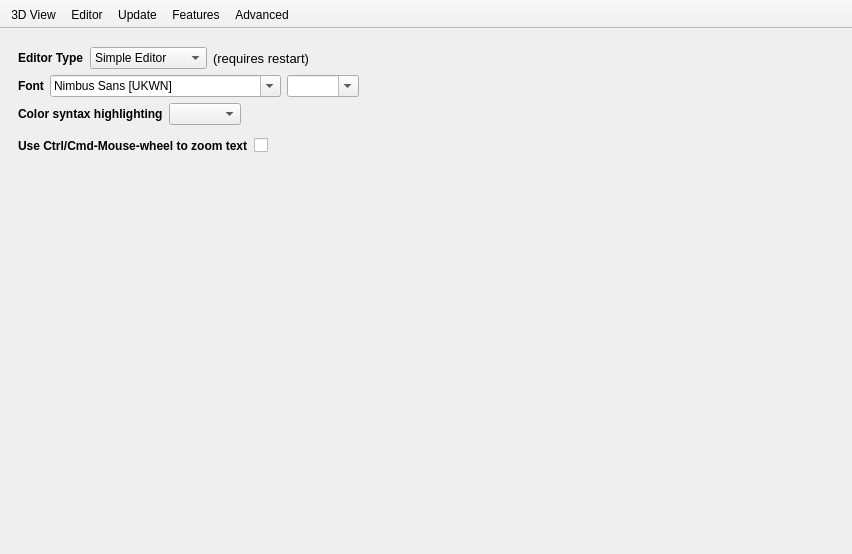
Above: src/Preferences.ui from openscad/openscad before the change. Below: the same form after it.
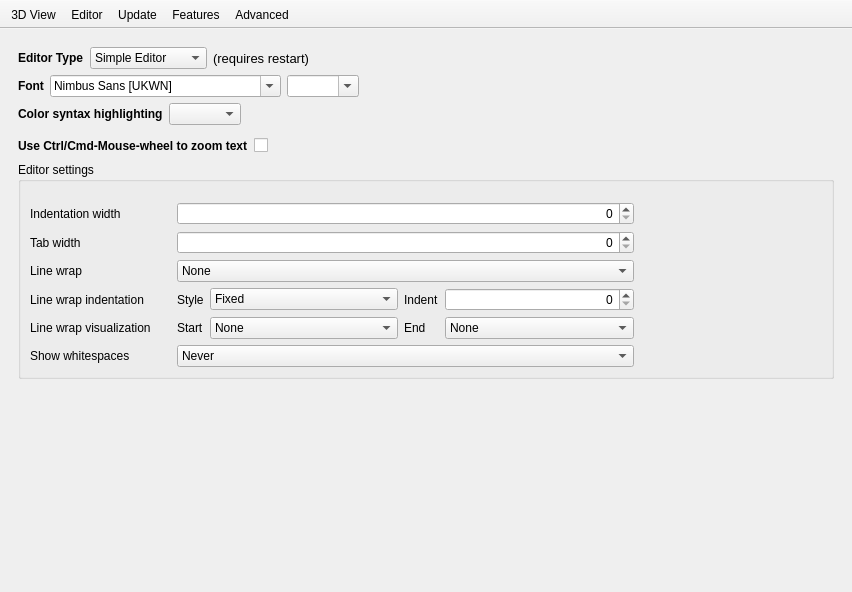
That is the form after the change. The open tabs and pages were chosen to show the change. Icons and pictures are not drawn.

Commit message: Add GUI controls for editor settings.

```diff
--- a/src/Preferences.ui
+++ b/src/Preferences.ui
@@ -7,7 +7,7 @@
     <x>0</x>
     <y>0</y>
     <width>852</width>
-    <height>554</height>
+    <height>592</height>
    </rect>
   </property>
   <property name="sizePolicy">
@@ -289,6 +289,255 @@
           </item>
          </layout>
         </item>
+        <item>
+         <widget class="QGroupBox" name="groupBoxEditorSettings">
+          <property name="title">
+           <string>Editor settings</string>
+          </property>
+          <layout class="QGridLayout" name="gridLayout">
+           <property name="topMargin">
+            <number>20</number>
+           </property>
+           <item row="3" column="2" colspan="4">
+            <widget class="QComboBox" name="comboBoxLineWrap">
+             <item>
+              <property name="text">
+               <string>None</string>
+              </property>
+             </item>
+             <item>
+              <property name="text">
+               <string>Wrap at character boundaries</string>
+              </property>
+             </item>
+             <item>
+              <property name="text">
+               <string>Wrap at word boundaries</string>
+              </property>
+             </item>
+            </widget>
+           </item>
+           <item row="1" column="1">
+            <spacer name="horizontalSpacer_8">
+             <property name="orientation">
+              <enum>Qt::Horizontal</enum>
+             </property>
+             <property name="sizeType">
+              <enum>QSizePolicy::Fixed</enum>
+             </property>
+             <property name="sizeHint" stdset="0">
+              <size>
+               <width>20</width>
+               <height>2</height>
+              </size>
+             </property>
+            </spacer>
+           </item>
+           <item row="6" column="0">
+            <widget class="QLabel" name="labelShowWhitespaces">
+             <property name="text">
+              <string>Show whitespaces</string>
+             </property>
+            </widget>
+           </item>
+           <item row="1" column="6">
+            <spacer name="horizontalSpacer_4">
+             <property name="orientation">
+              <enum>Qt::Horizontal</enum>
+             </property>
+             <property name="sizeHint" stdset="0">
+              <size>
+               <width>40</width>
+               <height>20</height>
+              </size>
+             </property>
+            </spacer>
+           </item>
+           <item row="6" column="2" colspan="4">
+            <widget class="QComboBox" name="comboBoxShowWhitespaces">
+             <item>
+              <property name="text">
+               <string>Never</string>
+              </property>
+             </item>
+             <item>
+              <property name="text">
+               <string>Always</string>
+              </property>
+             </item>
+             <item>
+              <property name="text">
+               <string>Only after indentation</string>
+              </property>
+             </item>
+            </widget>
+           </item>
+           <item row="5" column="3">
+            <widget class="QComboBox" name="comboBoxLineWrapVisualizationStart">
+             <property name="sizePolicy">
+              <sizepolicy hsizetype="Expanding" vsizetype="Fixed">
+               <horstretch>0</horstretch>
+               <verstretch>0</verstretch>
+              </sizepolicy>
+             </property>
+             <item>
+              <property name="text">
+               <string>None</string>
+              </property>
+             </item>
+             <item>
+              <property name="text">
+               <string>Text</string>
+              </property>
+             </item>
+             <item>
+              <property name="text">
+               <string>Border</string>
+              </property>
+             </item>
+             <item>
+              <property name="text">
+               <string>Margin</string>
+              </property>
+             </item>
+            </widget>
+           </item>
+           <item row="1" column="2" colspan="4">
+            <widget class="QSpinBox" name="spinBoxTabWidth">
+             <property name="alignment">
+              <set>Qt::AlignRight|Qt::AlignTrailing|Qt::AlignVCenter</set>
+             </property>
+            </widget>
+           </item>
+           <item row="5" column="2">
+            <widget class="QLabel" name="labelLineWrapVisualizationStart">
+             <property name="text">
+              <string>Start</string>
+             </property>
+            </widget>
+           </item>
+           <item row="5" column="0">
+            <widget class="QLabel" name="labelLineWrapVisualization">
+             <property name="text">
+              <string>Line wrap visualization</string>
+             </property>
+            </widget>
+           </item>
+           <item row="4" column="0">
+            <widget class="QLabel" name="labelLineWrapIndentation">
+             <property name="text">
+              <string>Line wrap indentation</string>
+             </property>
+            </widget>
+           </item>
+           <item row="1" column="0">
+            <widget class="QLabel" name="labelTabWidth">
+             <property name="text">
+              <string>Tab width</string>
+             </property>
+            </widget>
+           </item>
+           <item row="3" column="0">
+            <widget class="QLabel" name="labelLineWrap">
+             <property name="text">
+              <string>Line wrap</string>
+             </property>
+            </widget>
+           </item>
+           <item row="5" column="4">
+            <widget class="QLabel" name="labelLineWrapVisualizationEnd">
+             <property name="text">
+              <string>End</string>
+             </property>
+            </widget>
+           </item>
+           <item row="5" column="5">
+            <widget class="QComboBox" name="comboBoxLineWrapVisualizationEnd">
+             <property name="sizePolicy">
+              <sizepolicy hsizetype="Expanding" vsizetype="Fixed">
+               <horstretch>0</horstretch>
+               <verstretch>0</verstretch>
+              </sizepolicy>
+             </property>
+             <item>
+              <property name="text">
+               <string>None</string>
+              </property>
+             </item>
+             <item>
+              <property name="text">
+               <string>Text</string>
+              </property>
+             </item>
+             <item>
+              <property name="text">
+               <string>Border</string>
+              </property>
+             </item>
+             <item>
+              <property name="text">
+               <string>Margin</string>
+              </property>
+             </item>
+            </widget>
+           </item>
+           <item row="4" column="4">
+            <widget class="QLabel" name="labelLineWrapIndentationIndent">
+             <property name="text">
+              <string>Indent</string>
+             </property>
+            </widget>
+           </item>
+           <item row="4" column="3">
+            <widget class="QComboBox" name="comboBoxLineWrapIndentation">
+             <item>
+              <property name="text">
+               <string>Fixed</string>
+              </property>
+             </item>
+             <item>
+              <property name="text">
+               <string>Same</string>
+              </property>
+             </item>
+             <item>
+              <property name="text">
+               <string>Indented</string>
+              </property>
+             </item>
+            </widget>
+           </item>
+           <item row="4" column="2">
+            <widget class="QLabel" name="labelLineWrapIndentationStyle">
+             <property name="text">
+              <string>Style</string>
+             </property>
+            </widget>
+           </item>
+           <item row="4" column="5">
+            <widget class="QSpinBox" name="spinBoxLineWrapIndentationIndent">
+             <property name="alignment">
+              <set>Qt::AlignRight|Qt::AlignTrailing|Qt::AlignVCenter</set>
+             </property>
+            </widget>
+           </item>
+           <item row="0" column="0">
+            <widget class="QLabel" name="labelIndentationWidth">
+             <property name="text">
+              <string>Indentation width</string>
+             </property>
+            </widget>
+           </item>
+           <item row="0" column="2" colspan="4">
+            <widget class="QSpinBox" name="spinBoxIndentationWidth">
+             <property name="alignment">
+              <set>Qt::AlignRight|Qt::AlignTrailing|Qt::AlignVCenter</set>
+             </property>
+            </widget>
+           </item>
+          </layout>
+         </widget>
+        </item>
         <item>
          <spacer name="verticalSpacer_4">
           <property name="orientation">
```
Left out of the diff: 4 changed lines with no effect on the pictures.
